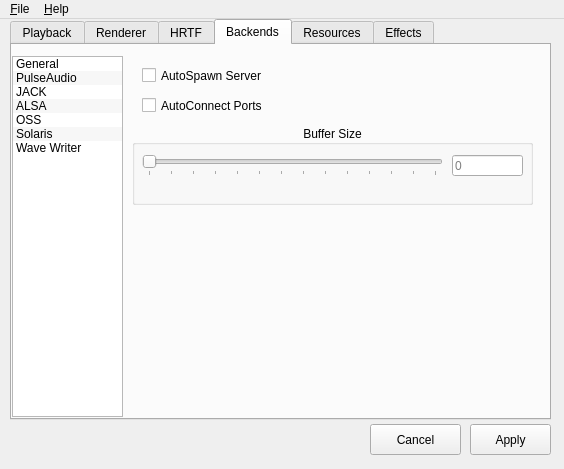
Before: the Qt Designer form utils/alsoft-config/mainwindow.ui in kcat/openal-soft, drawn with Qt 5.
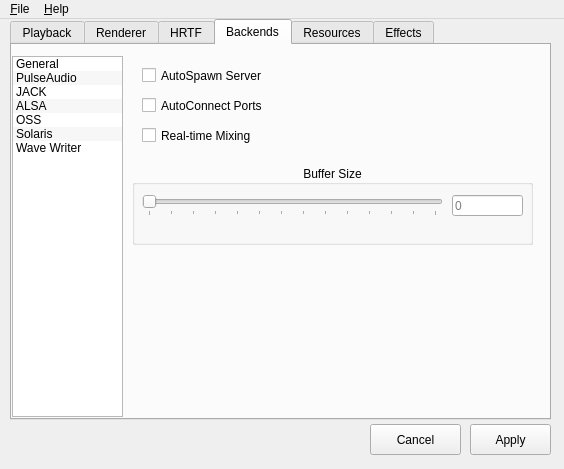
After: the same form once the commit is applied. The open tabs and pages were chosen to show the change. Icons and pictures are not drawn.

Commit message: Update alsoft-config

```diff
--- a/utils/alsoft-config/mainwindow.ui
+++ b/utils/alsoft-config/mainwindow.ui
@@ -1442,7 +1442,7 @@
         <property name="geometry">
          <rect>
           <x>10</x>
-          <y>70</y>
+          <y>110</y>
           <width>401</width>
           <height>80</height>
          </rect>
@@ -1516,6 +1516,30 @@
          <bool>true</bool>
         </property>
        </widget>
+       <widget class="QCheckBox" name="jackRtMixCheckBox">
+        <property name="geometry">
+         <rect>
+          <x>20</x>
+          <y>70</y>
+          <width>141</width>
+          <height>21</height>
+         </rect>
+        </property>
+        <property name="toolTip">
+         <string>Renders samples directly in the real-time
+processing callback. This allows for lower
+latency and less overall CPU utilization, but
+can increase the risk of underruns when
+increasing the amount of processing the
+mixer needs to do.</string>
+        </property>
+        <property name="text">
+         <string>Real-time Mixing</string>
+        </property>
+        <property name="tristate">
+         <bool>true</bool>
+        </property>
+       </widget>
       </widget>
       <widget class="QWidget" name="page_3">
        <widget class="QLabel" name="label_17">
```
Left out of the diff: 29 changed lines with no effect on the pictures. The commit also changes 1 other file.
